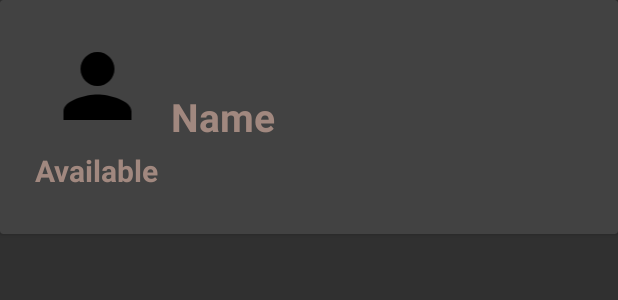
After one commit to abdulbari149/cabify, an Android app: the layout activity_driver_item.xml on its own in the app's theme, with its tools: preview values and no code run, on a phone screen of 412 x 824 dp. The commit adds this screen. Shown: the top 300 px of the screen. Run offline under Robolectric (Android 15) with nearby library versions, the phone set to English and light mode, and no system bars.

Commit message:
recyclerview and drivers list with firestore

```diff
--- a/app/build.gradle
+++ b/app/build.gradle
@@ -78,6 +78,7 @@ dependencies {
     implementation 'com.google.android.gms:play-services-fitness:21.1.0'
     implementation 'com.google.firebase:firebase-firestore'
 
+    implementation 'com.firebaseui:firebase-ui-firestore:8.0.2'
 
     annotationProcessor 'androidx.room:room-compiler:2.5.0'
     implementation 'androidx.fragment:fragment:1.5.5'
--- a/app/src/main/java/com/example/cabify/OptionsActivity.java
+++ b/app/src/main/java/com/example/cabify/OptionsActivity.java
@@ -21,7 +21,7 @@ public class OptionsActivity extends AppCompatActivity  {
     private void startVehicleActivityOnClick(int id, String vehicleType) {
         findViewById(id).setOnClickListener(
                 v -> {
-                    Intent vehicleIntent = new Intent(OptionsActivity.this, VehicleActivity.class);
+                    Intent vehicleIntent = new Intent(OptionsActivity.this, DriversActivity.class);
                     vehicleIntent.putExtra("vehicle_type", vehicleType);
                     startActivity(vehicleIntent);
                 }
--- a/app/src/main/java/com/example/cabify/VehicleType.java
+++ b/app/src/main/java/com/example/cabify/VehicleType.java
@@ -1,4 +1,6 @@
 package com.example.cabify;
+
+import android.graphics.drawable.shapes.OvalShape;
 
 import androidx.annotation.NonNull;
 
@@ -18,9 +20,12 @@ public enum VehicleType {
         this.vehicleType = vehicleType;
     }
 
+
     @NonNull
     @Override
     public String toString() {
         return vehicleType;
     }
+
+
 }
--- /dev/null
+++ b/app/src/main/res/layout/activity_driver_item.xml
@@ -0,0 +1,62 @@
+<?xml version="1.0" encoding="utf-8"?>
+<androidx.cardview.widget.CardView xmlns:android="http://schemas.android.com/apk/res/android"
+    xmlns:tools="http://schemas.android.com/tools"
+    android:layout_width="wrap_content"
+    android:layout_height="wrap_content">
+
+    <RelativeLayout
+        android:layout_width="match_parent"
+        android:layout_height="@dimen/_120sdp">
+
+        <ImageView
+            android:id="@+id/driver_image"
+            android:layout_width="wrap_content"
+            android:layout_height="68dp"
+            android:layout_alignParentStart="true"
+            android:layout_alignParentTop="true"
+            android:layout_alignParentEnd="true"
+            android:layout_marginStart="23dp"
+            android:layout_marginTop="23dp"
+            android:layout_marginEnd="305dp"
+            android:contentDescription="@string/driver_image"
+            android:hapticFeedbackEnabled="false"
+            android:src="@drawable/ic_baseline_person_24" />
+
+        <TextView
+            android:id="@+id/driver_status"
+            android:layout_width="wrap_content"
+            android:layout_height="wrap_content"
+            android:layout_alignParentStart="true"
+            android:layout_alignParentTop="true"
+            android:layout_alignParentEnd="true"
+            android:layout_marginStart="23dp"
+            android:layout_marginTop="100dp"
+            android:layout_marginEnd="169dp"
+            android:text="@string/available"
+            android:textColor="#A1887F"
+            android:textSize="20sp"
+            android:textStyle="bold" />
+
+        <TextView
+            android:id="@+id/driver_name"
+            android:layout_width="wrap_content"
+            android:layout_height="wrap_content"
+            android:layout_alignParentStart="true"
+            android:layout_alignParentTop="true"
+            android:layout_alignParentEnd="true"
+            android:layout_alignParentBottom="true"
+            android:layout_marginVertical="60dp"
+            android:layout_marginStart="114dp"
+            android:layout_marginTop="30dp"
+            android:layout_marginEnd="100dp"
+            android:layout_marginBottom="90dp"
+            android:fontFamily="sans-serif"
+            android:text="@string/name"
+            android:textColor="#A1887F"
+            android:textSize="@dimen/_20ssp"
+            android:textStyle="bold" />
+
+
+    </RelativeLayout>
+
+</androidx.cardview.widget.CardView>
--- a/app/src/main/res/values/strings.xml
+++ b/app/src/main/res/values/strings.xml
@@ -111,5 +111,10 @@
     <string name="tag_for_pick_up">Tag for pick-up</string>
     <string name="tage_for_distance">Tage for Distance</string>
     <string name="tag_for_price">Tag for Price</string>
+    <string name="available">Available</string>
+    <string name="name">Name</string>
+    <string name="driver_image">driver image</string>
+    <string name="driver_subtitle">Choose a Driver</string>
+    <string name="driver_default_title">Car</string>
 
 </resources>
```
Also changed, not shown: app/src/main/AndroidManifest.xml (+1 -8 lines), app/src/main/java/com/example/cabify/CustomListView.java (deleted, +0 -14 lines), app/src/main/java/com/example/cabify/DriversActivity.java (added, +137 -0 lines), app/src/main/java/com/example/cabify/DriversAdapter.java (+55 -30 lines), app/src/main/java/com/example/cabify/VehicleActivity.java (deleted, +0 -75 lines), app/src/main/java/com/example/cabify/model/Driver.java (renamed from app/src/main/java/com/example/cabify/Driver.java, +22 -30 lines), app/src/main/res/layout/activity_custom_list_view.xml (deleted, +0 -43 lines), app/src/main/res/layout/activity_drivers.xml (added, +59 -0 lines), app/src/main/res/layout/activity_vehicle.xml (deleted, +0 -22 lines).
